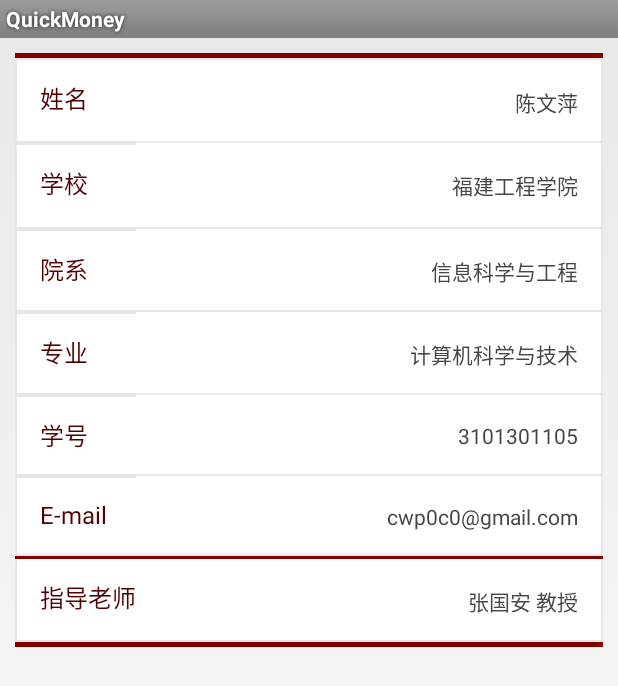
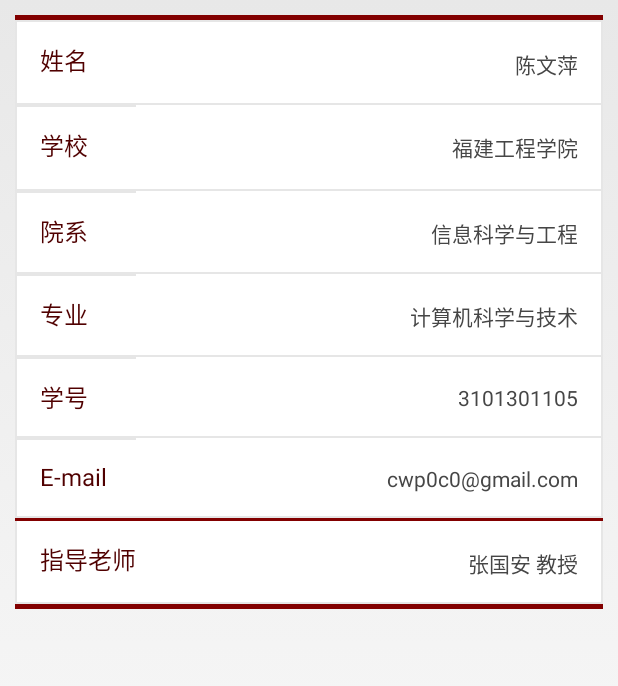
Before and after one commit to Dreamer206602/QuickMoney, an Android app: the AuthorActivity screen opened directly, with no data from a screen before it, on a phone screen of 412 x 824 dp. Shown: the top 686 px of the screen. Run offline under Robolectric (Android 15) with nearby library versions, the phone set to English and light mode, and no system bars.

Commit message:
修改Application的style样式

```diff
--- a/app/src/main/AndroidManifest.xml
+++ b/app/src/main/AndroidManifest.xml
@@ -1,8 +1,6 @@
 <?xml version="1.0" encoding="utf-8"?>
 <manifest xmlns:android="http://schemas.android.com/apk/res/android"
     package="com.cwp.cmoneycharge">
-
-
     <uses-permission android:name="android.permission.WRITE_SETTINGS" />
     <uses-permission android:name="android.permission.MOUNT_UNMOUNT_FILESYSTEMS" />
     <uses-permission android:name="android.permission.RECORD_AUDIO" />
@@ -16,10 +14,8 @@
     <uses-permission android:name="android.permission.ACCESS_WIFI_STATE" />
     <uses-permission android:name="android.permission.CHANGE_CONFIGURATION" />
     <uses-permission android:name="android.permission.WAKE_LOCK" />
-
     <uses-feature android:name="android.hardware.camera" />
     <uses-feature android:name="android.hardware.camera.autofocus" />
-
     <uses-permission android:name="android.permission.CAMERA" />
     <uses-permission android:name="android.permission.MOUNT_UNMOUNT_FILESYSTEMS" />
 
--- a/app/src/main/java/com/cwp/cmoneycharge/activity/MainActivity.java
+++ b/app/src/main/java/com/cwp/cmoneycharge/activity/MainActivity.java
@@ -42,8 +42,6 @@ public class MainActivity extends FragmentActivity {
     @Override
     protected void onCreate(Bundle savedInstanceState) {
         super.onCreate(savedInstanceState);
-
-        requestWindowFeature(Window.FEATURE_NO_TITLE);
         setContentView(R.layout.activity_main);
 
         sp = this.getSharedPreferences("preferences", MODE_WORLD_READABLE);
--- a/app/src/main/res/values/styles.xml
+++ b/app/src/main/res/values/styles.xml
@@ -1,6 +1,10 @@
 <resources>
 
-    <style name="AppBaseTheme" parent="android:Theme.Light"/>
+    <style name="AppBaseTheme" parent="android:Theme.Light">
+        <item name="android:windowActionBar">false</item>
+        <item name="android:windowNoTitle">true</item>
+
+    </style>
 
     <!-- Application theme. -->
     <style name="AppTheme" parent="AppBaseTheme">
```
